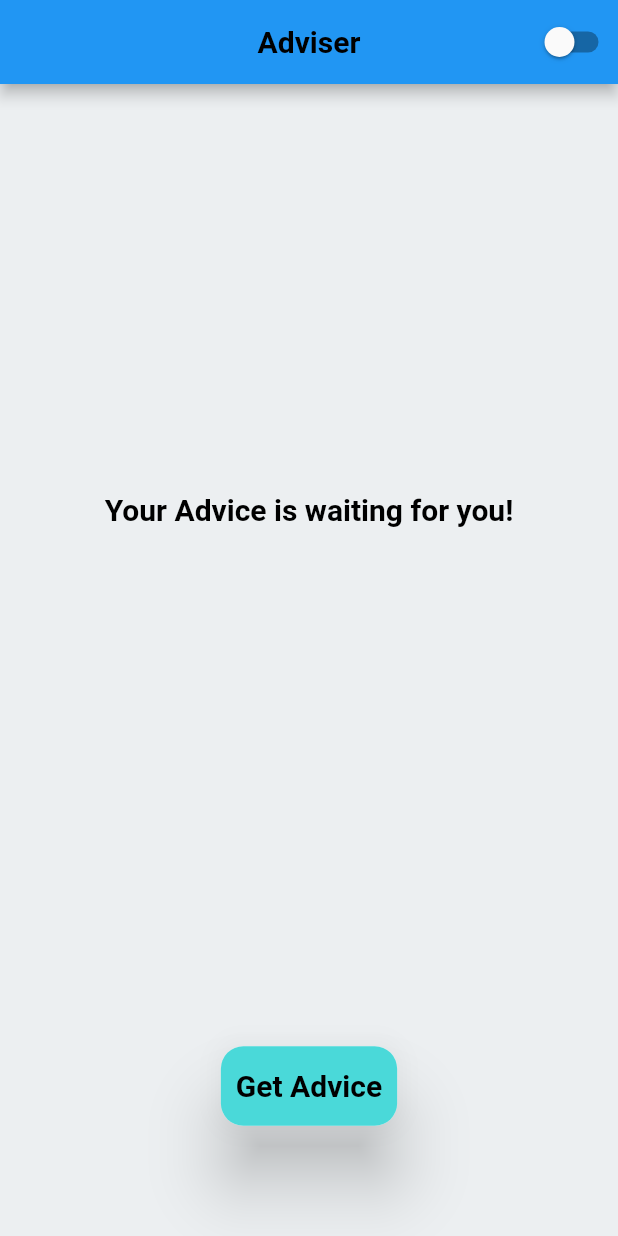
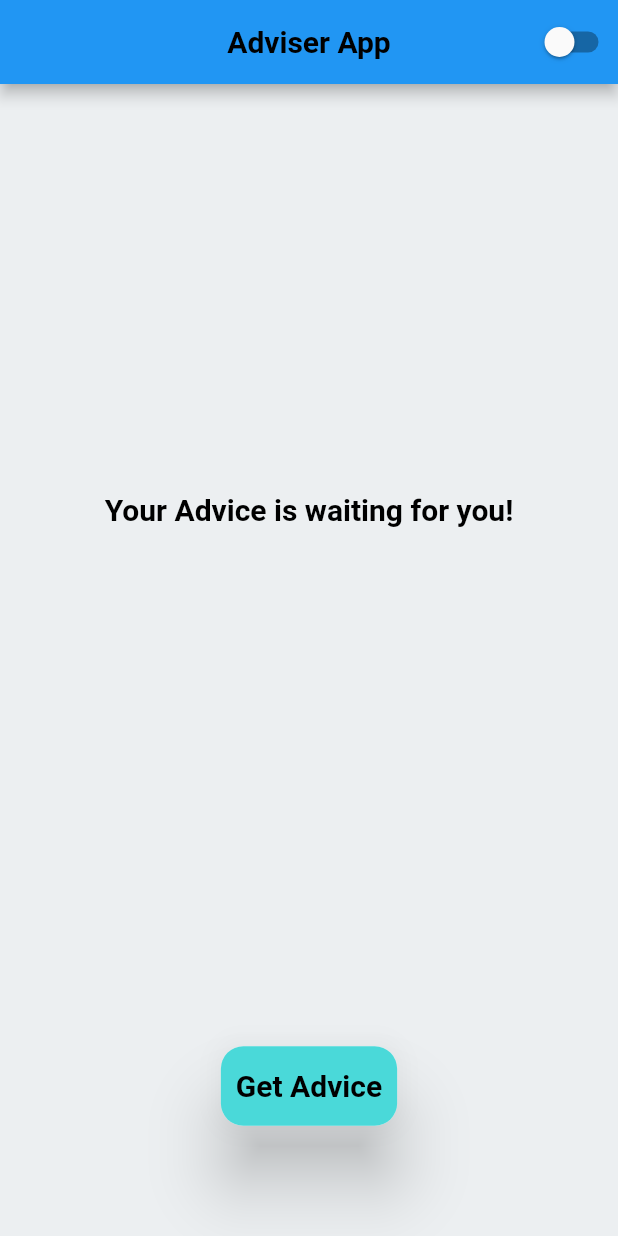
Before and after one commit to wilfredgicharu/AdviseAppApi-Flutter---Udemy, a Flutter app: the screen it shows after launch, on a phone screen of 412 x 824 dp. Run offline on Flutter 3.47's test engine with Material 2 defaults, Android fonts, the phone set to English and light mode, and no system bars; our stand-ins replace equatable, flutter_bloc; Roboto replaces fonts that are missing (Rubik).

Commit message:
application layer

```diff
--- a/lib/application/core/services.dart
+++ b/lib/application/core/services.dart
@@ -1,5 +1,6 @@
 import 'package:flutter/material.dart';
 
+//adding dark or bright theme
 class ThemeService extends ChangeNotifier{
   bool isDarkModeOn = false;
 
--- a/lib/application/pages/advice/advice_page.dart
+++ b/lib/application/pages/advice/advice_page.dart
@@ -29,7 +29,7 @@ class AdvicerPage extends StatelessWidget {
     final themeData = Theme.of(context);
     return Scaffold(
         appBar: AppBar(
-          title: Text("Adviser", style: themeData.textTheme.headline1),
+          title: Text("Adviser App", style: themeData.textTheme.headline1),
           centerTitle: true,
           actions: [
             Switch(
```
